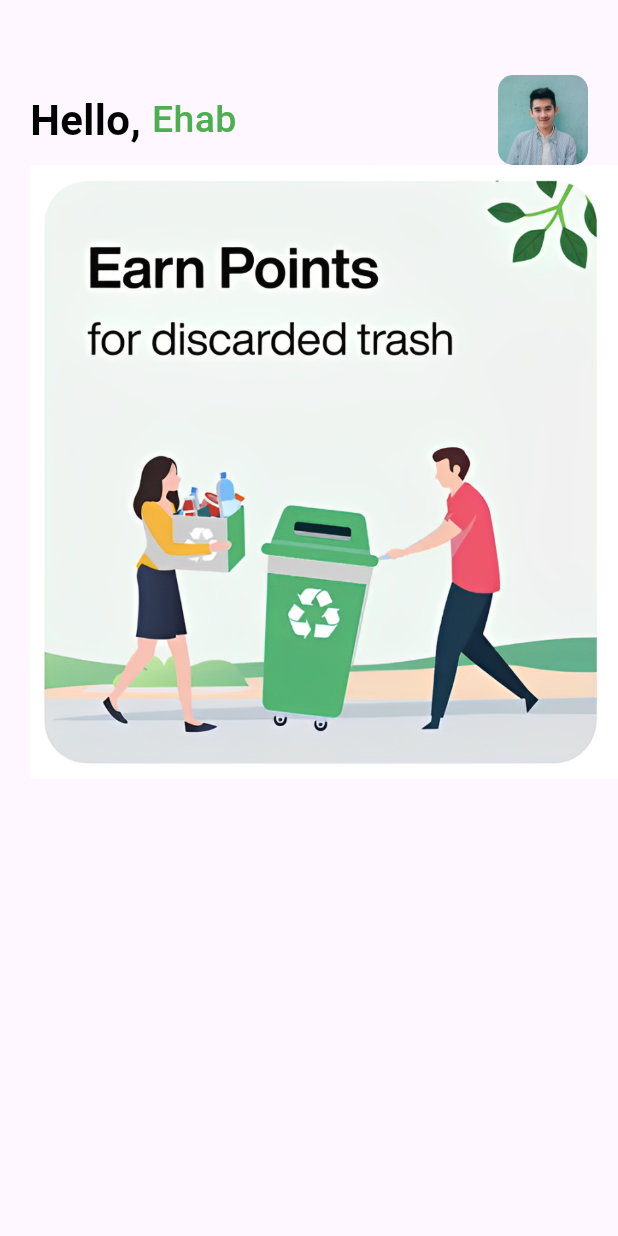
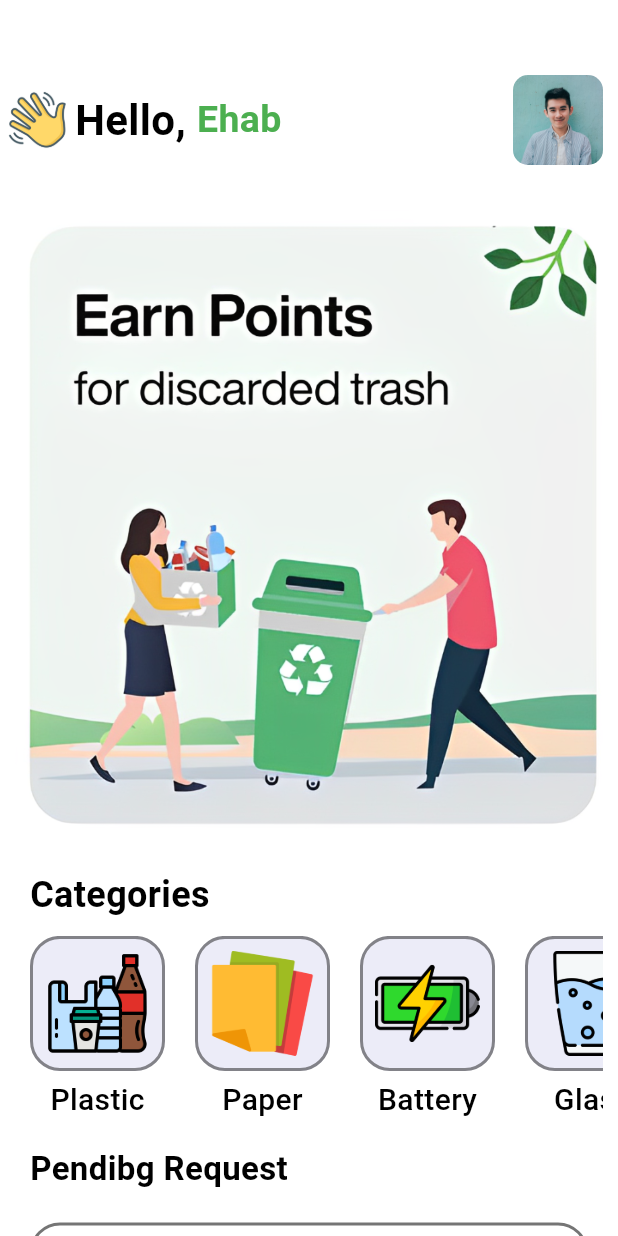
Before and after one commit to Ehabhanna1/Recycle-App, a Flutter app: the HomeView screen opened by its route, on a phone screen of 412 x 824 dp. Run offline on Flutter 3.47's test engine with Material 3 defaults, Android fonts, the phone set to English and light mode, and no system bars.

Commit message:
finish home view ui

```diff
--- a/lib/core/utils/app_text.dart/app_text.dart
+++ b/lib/core/utils/app_text.dart/app_text.dart
@@ -12,7 +12,7 @@ class AppText {
    static TextStyle normalTextStyle (double size,){
     return TextStyle(
       fontSize: size,
-      fontWeight: FontWeight.bold,
+      fontWeight: FontWeight.w500,
       color: Colors.black,
     );
   }
@@ -27,7 +27,7 @@ class AppText {
    static TextStyle greenTextStyle (double size,){
     return TextStyle(
       fontSize: size,
-      fontWeight: FontWeight.w500,
+      fontWeight: FontWeight.bold,
       color: Colors.green,
     );
   }
--- a/lib/features/home/home_view.dart
+++ b/lib/features/home/home_view.dart
@@ -1,5 +1,7 @@
 import 'package:flutter/material.dart';
 import 'package:recycle_app/core/utils/app_text.dart/app_text.dart';
+import 'package:recycle_app/features/home/widgets/app_bar_home.dart';
+import 'package:recycle_app/features/home/widgets/categories_item.dart';
 
 class HomeView extends StatelessWidget {
   const HomeView({super.key});
@@ -7,27 +9,95 @@ class HomeView extends StatelessWidget {
   @override
   Widget build(BuildContext context) {
     return Scaffold(
-     body: Container(
-      margin: EdgeInsets.only(top: 50,left: 20),
+      backgroundColor: Colors.white,
+     body: SingleChildScrollView(
+       child: Container(
+        margin: EdgeInsets.only(top: 50,),
         child: Column(
+          crossAxisAlignment: CrossAxisAlignment.start,
           children: [
-          Row(
+            AppBarHome(),
+            SizedBox(height: 30,),
+            Padding(
+              padding: const EdgeInsets.only(left: 10),
+              child: Center(child: Image.asset("assets/images/home.png")),
+            ),
+            SizedBox(height: 20,),
+            Padding(
+              padding: const EdgeInsets.symmetric(horizontal: 20),
+              child: Text("Categories",style: AppText.headLineTextStyle(24),),
+
+            ),
+            SizedBox(height: 10),
+           Container(
+            padding: EdgeInsets.only(left: 20,right: 10),
+            height: 130,
+             child: ListView(
+
+              scrollDirection: Axis.horizontal,
+
               children: [
-              Text("Hello, ",style: AppText.headLineTextStyle(28),),
-              Text("Ehab",style: AppText.greenTextStyle(25),),
-              Spacer(),
-              Padding(
-                padding: const EdgeInsets.only(right: 20),
-                child: ClipRRect(
-                  borderRadius: BorderRadius.circular(10),
-                  child: Image.asset("assets/images/boy.jpg",height: 60,width: 60,fit: BoxFit.cover,)),
-              ),
+                CategoriesItem(image: 'assets/images/plastic.png',title: "Plastic"),
+                SizedBox(width: 20),
+                CategoriesItem(image: 'assets/images/paper.png',title: "Paper"),
+                 SizedBox(width: 20),
+
+                CategoriesItem(image: 'assets/images/battery.png',title: 'Battery'),
+                SizedBox(width: 20),
+                CategoriesItem(image: 'assets/images/glass.png',title: 'Glass'),
+
+
+
+
 
               ],
              ),
-          Image.asset("assets/images/home.png"),
+           ),
+           SizedBox(height: 10),
+           Padding(
+             padding: const EdgeInsets.only(left: 20),
+             child: Text("Pendibg Request",style: AppText.headLineTextStyle(22)),
+           ),
 
+           SizedBox(height: 20),
+
+           Container(
+            width: MediaQuery.of(context).size.width,
+            margin: EdgeInsets.only(left: 20,right: 20),
+            decoration: BoxDecoration(
+              color: Colors.white,
+              borderRadius: BorderRadius.circular(20),
+              border: Border.all(color: Colors.black54,width: 2)
+            ),
+            child: Column(
+              children: [
+                SizedBox(height: 10),
+                  Row(
+            mainAxisAlignment: MainAxisAlignment.center,
+            children: [
+              Icon(Icons.location_on,color: Colors.green,size: 30),
+              SizedBox(width: 10),
+              Text("Main market , delhi",style: AppText.normalTextStyle(20)),
             ],
+           ),
+           Divider(height: 20),
+                Image.asset("assets/images/chips.png",height: 150,width: 150,fit: BoxFit.cover),
+                SizedBox(height: 15),
+                     Row(
+            mainAxisAlignment: MainAxisAlignment.center,
+            children: [
+             Icon(Icons.layers,color: Colors.green,size: 33),
+              SizedBox(width: 10),
+              Text("3",style: AppText.normalTextStyle(25)),
+            ],
+           ),
+            SizedBox(width: 15),
+              ],
+            )
+           ),
+           SizedBox(height: 30),
+          ],
+        ),
        ),
      ),
     );
--- /dev/null
+++ b/lib/features/home/widgets/app_bar_home.dart
@@ -0,0 +1,31 @@
+import 'package:flutter/material.dart';
+import 'package:recycle_app/core/utils/app_text.dart/app_text.dart';
+
+class AppBarHome extends StatelessWidget {
+  const AppBarHome({
+    super.key,
+  });
+
+  @override
+  Widget build(BuildContext context) {
+    return Row(
+      children: [
+        SizedBox(width: 5,),
+        Image.asset("assets/images/wave.png",height: 40,width: 40,fit: BoxFit.cover,),
+        Padding(
+          padding: const EdgeInsets.only(left: 5),
+          child: Text("Hello, ",style: AppText.headLineTextStyle(28),),
+        ),
+        Text("Ehab",style: AppText.greenTextStyle(25),),
+        Spacer(),
+        Padding(
+          padding: const EdgeInsets.only(right: 10),
+          child: ClipRRect(
+            borderRadius: BorderRadius.circular(10),
+            child: Image.asset("assets/images/boy.jpg",height: 60,width: 60,fit: BoxFit.cover,)),
+        ),
+
+      ],
+    );
+  }
+}
--- /dev/null
+++ b/lib/features/home/widgets/categories_item.dart
@@ -0,0 +1,31 @@
+import 'package:flutter/material.dart';
+import 'package:recycle_app/core/utils/app_text.dart/app_text.dart';
+
+class CategoriesItem extends StatelessWidget {
+  const CategoriesItem({super.key, required this.image, required this.title});
+  final String image;
+  final String title;
+  @override
+  Widget build(BuildContext context) {
+    return Column(
+      children: [
+        Container(
+          padding: EdgeInsets.all(8),
+          decoration: BoxDecoration(
+            color: Color(0xFFececF8),
+            borderRadius: BorderRadius.circular(20),
+            border: Border.all(color: Colors.black45, width: 2),
+          ),
+          child: Image.asset(
+           image,
+            height: 70,
+            width: 70,
+            fit: BoxFit.cover,
+          ),
+        ),
+        SizedBox(height: 5),
+        Text(title, style: AppText.normalTextStyle(20)),
+      ],
+    );
+  }
+}
```
Lines whose indentation alone changed are shown as unchanged.
